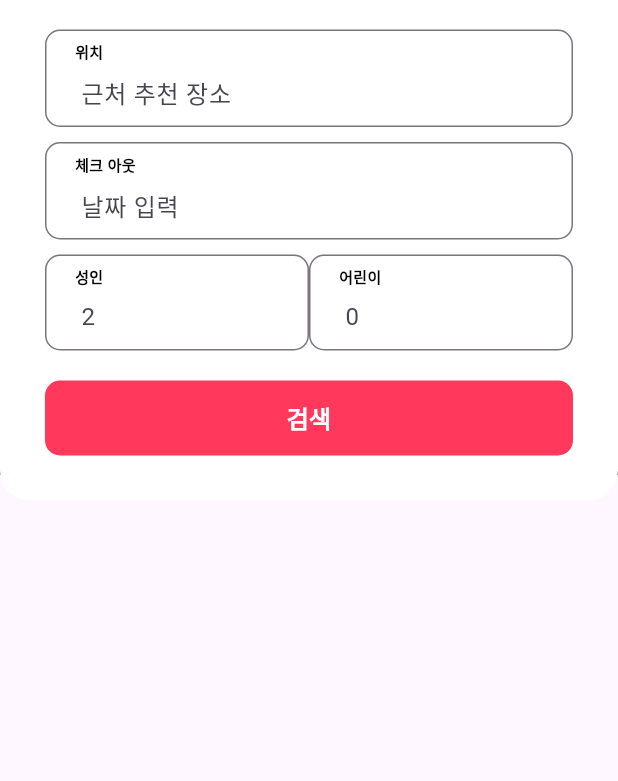
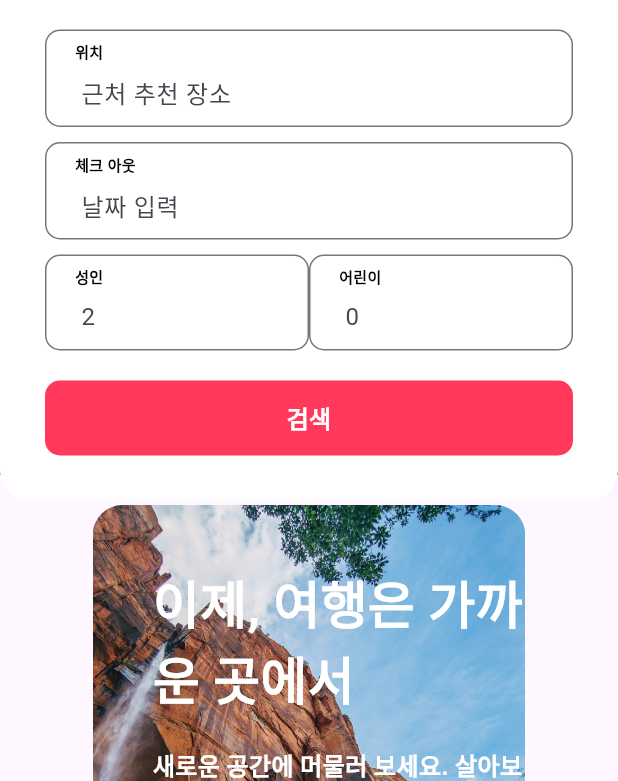
Before and after one commit to 9oj0e/flutter_airbnb, a Flutter app: the screen it shows after launch, on a phone screen of 412 x 824 dp, the part 455-1236 px from its top. Run offline on Flutter 3.47's test engine with Material 3 defaults, Android fonts, the phone set to English and light mode, and no system bars.

Commit message:
feat: home_body_banner

```diff
--- a/lib/components/home/home_body_banner.dart
+++ b/lib/components/home/home_body_banner.dart
@@ -1,5 +1,6 @@
 import 'package:flutter/material.dart';
 import 'package:flutter_airbnb/size.dart';
+import 'package:flutter_airbnb/styles.dart';
 
 class HomeBodyBanner extends StatelessWidget {
   const HomeBodyBanner({super.key});
@@ -19,10 +20,59 @@ class HomeBodyBanner extends StatelessWidget {
   }
 
   Widget _buildBannerImage() {
-    return SizedBox();
+    return ClipRRect(
+      borderRadius: BorderRadius.circular(20),
+      child: Image.asset(
+        "assets/banner.jpg",
+        fit: BoxFit.cover,
+        width: double.infinity,
+        height: 320,
+      ),
+    );
   }
 
   Widget _buildBannerCaption() {
-    return SizedBox();
+    return Positioned(
+      top: 40,
+      left: 40,
+      child: Column(
+        crossAxisAlignment: CrossAxisAlignment.start,
+        children: [
+          Container(
+            constraints: BoxConstraints(maxWidth: 250),
+            child: Text(
+              "이제, 여행은 가까운 곳에서",
+              style: h4(mColor: Colors.white),
+            ),
+          ),
+          SizedBox(height: gap_m),
+          Container(
+            constraints: BoxConstraints(maxWidth: 250),
+            child: Text(
+              "새로운 공간에 머물러 보세요. 살아보기, 출장, 여행 등 다양한 목적에 맞는 숙소를 찾아보세요.",
+              style: subtitle1(mColor: Colors.white),
+            ),
+          ),
+          SizedBox(height: gap_m),
+          SizedBox(
+            height: 35,
+            width: 170,
+            child: TextButton(
+              style: TextButton.styleFrom(
+                backgroundColor: Colors.white,
+                shape: RoundedRectangleBorder(
+                  borderRadius: BorderRadius.circular(5),
+                ),
+              ),
+              onPressed: () {},
+              child: Text(
+                "가까운 여행지 둘러보기",
+                style: subtitle2(),
+              ),
+            ),
+          )
+        ],
+      ),
+    );
   }
 }
```
